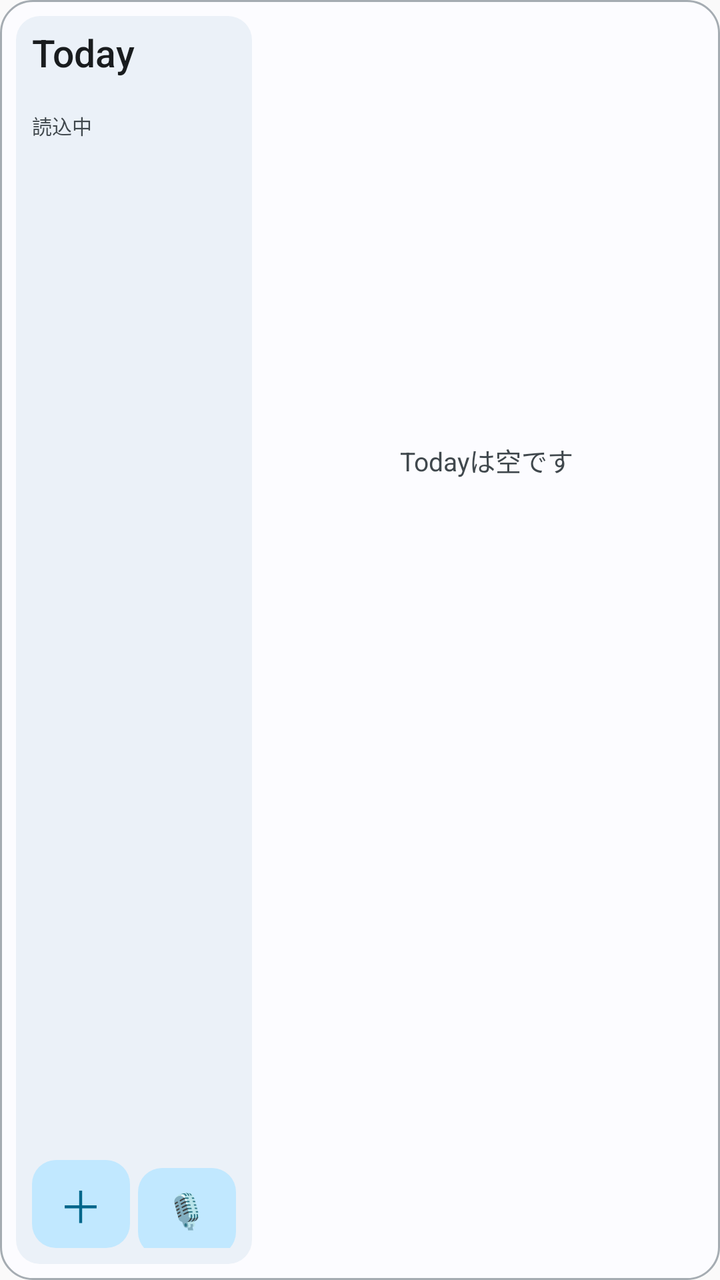
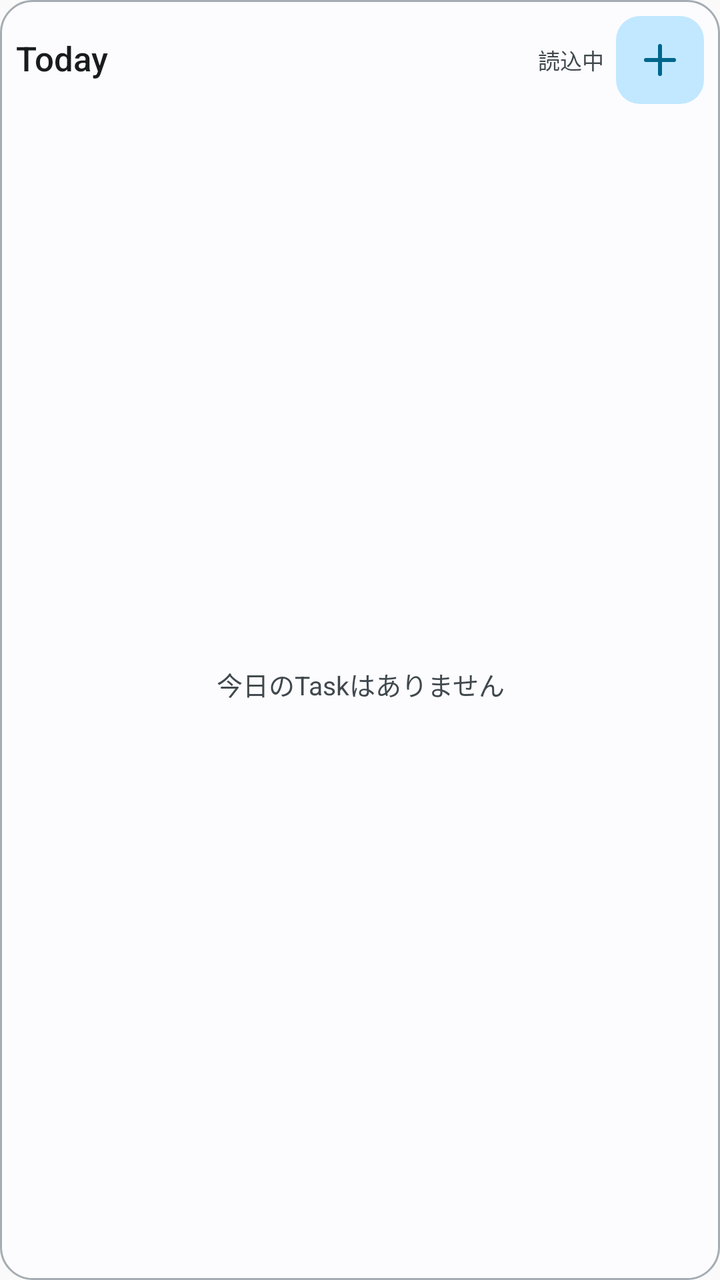

Compare the two renders of this Android layout. The source of the first and the diff that turns it into the second are given below.
<!-- AndroidManifest.xml: application theme Theme.TaskenCompanion -->
<!-- res/layout/tasken_today_widget_wide.xml -->
<?xml version="1.0" encoding="utf-8"?>
<LinearLayout xmlns:android="http://schemas.android.com/apk/res/android"
    android:layout_width="match_parent"
    android:layout_height="match_parent"
    android:background="@drawable/tasken_widget_background"
    android:orientation="horizontal"
    android:padding="8dp">

    <LinearLayout
        android:id="@+id/widget_header"
        android:layout_width="118dp"
        android:layout_height="match_parent"
        android:background="@drawable/tasken_widget_panel_background"
        android:orientation="vertical"
        android:padding="8dp">

        <TextView
            android:id="@+id/widget_open_today"
            android:layout_width="match_parent"
            android:layout_height="wrap_content"
            android:fontFamily="sans-serif-medium"
            android:includeFontPadding="false"
            android:text="Today"
            android:textColor="@color/tasken_widget_on_surface"
            android:textSize="19sp" />

        <TextView
            android:id="@+id/widget_count"
            android:layout_width="match_parent"
            android:layout_height="wrap_content"
            android:layout_marginTop="2dp"
            android:includeFontPadding="false"
            android:textColor="@color/tasken_widget_on_surface_variant"
            android:textSize="11sp" />

        <TextView
            android:id="@+id/widget_status"
            android:layout_width="match_parent"
            android:layout_height="0dp"
            android:layout_marginTop="2dp"
            android:layout_weight="1"
            android:ellipsize="end"
            android:includeFontPadding="false"
            android:maxLines="2"
            android:text="読込中"
            android:textColor="@color/tasken_widget_on_surface_variant"
            android:textSize="10sp" />

        <LinearLayout
            android:layout_width="match_parent"
            android:layout_height="44dp"
            android:orientation="horizontal">

            <TextView
                android:id="@+id/widget_add"
                android:layout_width="0dp"
                android:layout_height="44dp"
                android:layout_marginEnd="2dp"
                android:layout_weight="1"
                android:background="@drawable/tasken_widget_action_background"
                android:contentDescription="Taskを追加"
                android:gravity="center"
                android:includeFontPadding="false"
                android:text="＋"
                android:textColor="@color/tasken_widget_primary"
                android:textSize="22sp" />

            <TextView
                android:id="@+id/widget_voice"
                android:layout_width="0dp"
                android:layout_height="44dp"
                android:layout_marginStart="2dp"
                android:layout_weight="1"
                android:background="@drawable/tasken_widget_action_background"
                android:contentDescription="音声でTaskを追加"
                android:gravity="center"
                android:includeFontPadding="false"
                android:text="🎙"
                android:textColor="@color/tasken_widget_primary"
                android:textSize="17sp" />
        </LinearLayout>
    </LinearLayout>

    <LinearLayout
        android:layout_width="0dp"
        android:layout_height="match_parent"
        android:layout_marginStart="8dp"
        android:layout_weight="1"
        android:gravity="center_vertical"
        android:orientation="vertical">

        <TextView
            android:id="@+id/widget_empty"
            android:layout_width="match_parent"
            android:layout_height="0dp"
            android:layout_weight="1"
            android:gravity="center"
            android:includeFontPadding="false"
            android:text="Todayは空です"
            android:textColor="@color/tasken_widget_on_surface_variant"
            android:textSize="13sp" />

        <LinearLayout android:id="@+id/widget_task_1" android:layout_width="match_parent" android:layout_height="30dp" android:gravity="center_vertical" android:orientation="horizontal">
            <TextView android:id="@+id/widget_task_1_button" android:layout_width="28dp" android:layout_height="28dp" android:contentDescription="Taskの状態を切り替え" android:gravity="center" android:includeFontPadding="false" android:textColor="@color/tasken_widget_primary" android:textSize="16sp" />
            <TextView android:id="@+id/widget_task_1_title" android:layout_width="0dp" android:layout_height="match_parent" android:layout_weight="1" android:ellipsize="end" android:gravity="center_vertical" android:includeFontPadding="false" android:maxLines="1" android:textColor="@color/tasken_widget_on_surface" android:textSize="13sp" />
        </LinearLayout>

        <LinearLayout android:id="@+id/widget_task_2" android:layout_width="match_parent" android:layout_height="30dp" android:gravity="center_vertical" android:orientation="horizontal">
            <TextView android:id="@+id/widget_task_2_button" android:layout_width="28dp" android:layout_height="28dp" android:contentDescription="Taskの状態を切り替え" android:gravity="center" android:includeFontPadding="false" android:textColor="@color/tasken_widget_primary" android:textSize="16sp" />
            <TextView android:id="@+id/widget_task_2_title" android:layout_width="0dp" android:layout_height="match_parent" android:layout_weight="1" android:ellipsize="end" android:gravity="center_vertical" android:includeFontPadding="false" android:maxLines="1" android:textColor="@color/tasken_widget_on_surface" android:textSize="13sp" />
        </LinearLayout>

        <LinearLayout android:id="@+id/widget_task_3" android:layout_width="match_parent" android:layout_height="30dp" android:gravity="center_vertical" android:orientation="horizontal">
            <TextView android:id="@+id/widget_task_3_button" android:layout_width="28dp" android:layout_height="28dp" android:contentDescription="Taskの状態を切り替え" android:gravity="center" android:includeFontPadding="false" android:textColor="@color/tasken_widget_primary" android:textSize="16sp" />
            <TextView android:id="@+id/widget_task_3_title" android:layout_width="0dp" android:layout_height="match_parent" android:layout_weight="1" android:ellipsize="end" android:gravity="center_vertical" android:includeFontPadding="false" android:maxLines="1" android:textColor="@color/tasken_widget_on_surface" android:textSize="13sp" />
        </LinearLayout>

        <LinearLayout android:id="@+id/widget_task_4" android:layout_width="match_parent" android:layout_height="30dp" android:gravity="center_vertical" android:orientation="horizontal">
            <TextView android:id="@+id/widget_task_4_button" android:layout_width="28dp" android:layout_height="28dp" android:contentDescription="Taskの状態を切り替え" android:gravity="center" android:includeFontPadding="false" android:textColor="@color/tasken_widget_primary" android:textSize="16sp" />
            <TextView android:id="@+id/widget_task_4_title" android:layout_width="0dp" android:layout_height="match_parent" android:layout_weight="1" android:ellipsize="end" android:gravity="center_vertical" android:includeFontPadding="false" android:maxLines="1" android:textColor="@color/tasken_widget_on_surface" android:textSize="13sp" />
        </LinearLayout>

        <LinearLayout android:id="@+id/widget_task_5" android:layout_width="match_parent" android:layout_height="30dp" android:gravity="center_vertical" android:orientation="horizontal">
            <TextView android:id="@+id/widget_task_5_button" android:layout_width="28dp" android:layout_height="28dp" android:contentDescription="Taskの状態を切り替え" android:gravity="center" android:includeFontPadding="false" android:textColor="@color/tasken_widget_primary" android:textSize="16sp" />
            <TextView android:id="@+id/widget_task_5_title" android:layout_width="0dp" android:layout_height="match_parent" android:layout_weight="1" android:ellipsize="end" android:gravity="center_vertical" android:includeFontPadding="false" android:maxLines="1" android:textColor="@color/tasken_widget_on_surface" android:textSize="13sp" />
        </LinearLayout>

        <LinearLayout android:id="@+id/widget_task_6" android:layout_width="match_parent" android:layout_height="30dp" android:gravity="center_vertical" android:orientation="horizontal">
            <TextView android:id="@+id/widget_task_6_button" android:layout_width="28dp" android:layout_height="28dp" android:contentDescription="Taskの状態を切り替え" android:gravity="center" android:includeFontPadding="false" android:textColor="@color/tasken_widget_primary" android:textSize="16sp" />
            <TextView android:id="@+id/widget_task_6_title" android:layout_width="0dp" android:layout_height="match_parent" android:layout_weight="1" android:ellipsize="end" android:gravity="center_vertical" android:includeFontPadding="false" android:maxLines="1" android:textColor="@color/tasken_widget_on_surface" android:textSize="13sp" />
        </LinearLayout>
    </LinearLayout>
</LinearLayout>
<!-- resources referenced by this layout -->
<resources>
  <color name="tasken_widget_on_surface">#2B2021</color>
  <color name="tasken_widget_on_surface_variant">#74676A</color>
  <color name="tasken_widget_primary">#8A2F3B</color>
  <!-- drawable tasken_widget_action_background (drawable) -->
  <?xml version="1.0" encoding="utf-8"?>
  <shape xmlns:android="http://schemas.android.com/apk/res/android" android:shape="rectangle">
      <solid android:color="@color/tasken_widget_primary_container" />
      <corners android:radius="12dp" />
  </shape>
  <!-- drawable tasken_widget_background (drawable) -->
  <?xml version="1.0" encoding="utf-8"?>
  <shape xmlns:android="http://schemas.android.com/apk/res/android" android:shape="rectangle">
      <solid android:color="@color/tasken_widget_surface" />
      <corners android:radius="16dp" />
      <stroke android:width="1dp" android:color="@color/tasken_widget_outline" />
  </shape>
  <!-- drawable tasken_widget_panel_background (drawable) -->
  <?xml version="1.0" encoding="utf-8"?>
  <shape xmlns:android="http://schemas.android.com/apk/res/android" android:shape="rectangle">
      <solid android:color="@color/tasken_widget_surface_variant" />
      <corners android:radius="12dp" />
  </shape>
  <style name="Theme.TaskenCompanion" parent="android:style/Theme.Material.Light.NoActionBar" />
  <color name="tasken_widget_primary_container">#F7D9DE</color>
  <color name="tasken_widget_surface">#FFF9F2</color>
  <color name="tasken_widget_outline">#E8DCDD</color>
  <color name="tasken_widget_surface_variant">#F7EBEC</color>
</resources>

<!-- the commit's change to res/layout/tasken_today_widget_wide.xml (unified diff, before → after) -->
@@ -3,131 +3,102 @@
     android:layout_width="match_parent"
     android:layout_height="match_parent"
     android:background="@drawable/tasken_widget_background"
-    android:orientation="horizontal"
+    android:orientation="vertical"
     android:padding="8dp">
 
     <LinearLayout
         android:id="@+id/widget_header"
-        android:layout_width="118dp"
-        android:layout_height="match_parent"
-        android:background="@drawable/tasken_widget_panel_background"
-        android:orientation="vertical"
-        android:padding="8dp">
+        android:layout_width="match_parent"
+        android:layout_height="44dp"
+        android:gravity="center_vertical"
+        android:orientation="horizontal">
 
         <TextView
             android:id="@+id/widget_open_today"
-            android:layout_width="match_parent"
-            android:layout_height="wrap_content"
+            android:layout_width="wrap_content"
+            android:layout_height="match_parent"
             android:fontFamily="sans-serif-medium"
+            android:gravity="center_vertical"
             android:includeFontPadding="false"
             android:text="Today"
             android:textColor="@color/tasken_widget_on_surface"
-            android:textSize="19sp" />
+            android:textSize="17sp" />
 
         <TextView
             android:id="@+id/widget_count"
-            android:layout_width="match_parent"
-            android:layout_height="wrap_content"
-            android:layout_marginTop="2dp"
+            android:layout_width="0dp"
+            android:layout_height="match_parent"
+            android:layout_marginStart="8dp"
+            android:layout_weight="1"
+            android:gravity="center_vertical"
             android:includeFontPadding="false"
             android:textColor="@color/tasken_widget_on_surface_variant"
             android:textSize="11sp" />
 
         <TextView
             android:id="@+id/widget_status"
-            android:layout_width="match_parent"
-            android:layout_height="0dp"
-            android:layout_marginTop="2dp"
+            android:layout_width="0dp"
+            android:layout_height="match_parent"
             android:layout_weight="1"
             android:ellipsize="end"
+            android:gravity="center_vertical|end"
             android:includeFontPadding="false"
-            android:maxLines="2"
+            android:maxLines="1"
             android:text="読込中"
             android:textColor="@color/tasken_widget_on_surface_variant"
-            android:textSize="10sp" />
+            android:textSize="11sp" />
 
-        <LinearLayout
-            android:layout_width="match_parent"
+        <ImageView
+            android:id="@+id/widget_add"
+            android:layout_width="44dp"
             android:layout_height="44dp"
-            android:orientation="horizontal">
-
-            <TextView
-                android:id="@+id/widget_add"
-                android:layout_width="0dp"
-                android:layout_height="44dp"
-                android:layout_marginEnd="2dp"
-                android:layout_weight="1"
-                android:background="@drawable/tasken_widget_action_background"
-                android:contentDescription="Taskを追加"
-                android:gravity="center"
-                android:includeFontPadding="false"
-                android:text="＋"
-                android:textColor="@color/tasken_widget_primary"
-                android:textSize="22sp" />
-
-            <TextView
-                android:id="@+id/widget_voice"
-                android:layout_width="0dp"
-                android:layout_height="44dp"
-                android:layout_marginStart="2dp"
-                android:layout_weight="1"
-                android:background="@drawable/tasken_widget_action_background"
-                android:contentDescription="音声でTaskを追加"
-                android:gravity="center"
-                android:includeFontPadding="false"
-                android:text="🎙"
-                android:textColor="@color/tasken_widget_primary"
-                android:textSize="17sp" />
-        </LinearLayout>
+            android:layout_marginStart="6dp"
+            android:background="@drawable/tasken_widget_action_background"
+            android:contentDescription="Taskを追加"
+            android:padding="10dp"
+            android:scaleType="centerInside"
+            android:src="@drawable/ic_tabler_plus"
+            android:tint="@color/tasken_widget_primary" />
     </LinearLayout>
 
-    <LinearLayout
-        android:layout_width="0dp"
-        android:layout_height="match_parent"
-        android:layout_marginStart="8dp"
+    <TextView
+        android:id="@+id/widget_empty"
+        android:layout_width="match_parent"
+        android:layout_height="0dp"
         android:layout_weight="1"
-        android:gravity="center_vertical"
-        android:orientation="vertical">
+        android:gravity="center"
+        android:includeFontPadding="false"
+        android:text="今日のTaskはありません"
+        android:textColor="@color/tasken_widget_on_surface_variant"
+        android:textSize="13sp" />
 
-        <TextView
-            android:id="@+id/widget_empty"
-            android:layout_width="match_parent"
-            android:layout_height="0dp"
-            android:layout_weight="1"
-            android:gravity="center"
-            android:includeFontPadding="false"
-            android:text="Todayは空です"
-            android:textColor="@color/tasken_widget_on_surface_variant"
-            android:textSize="13sp" />
+    <LinearLayout android:id="@+id/widget_task_1" android:layout_width="match_parent" android:layout_height="44dp" android:gravity="center_vertical" android:orientation="horizontal" android:visibility="gone">
+        <ImageView android:id="@+id/widget_task_1_button" android:layout_width="44dp" android:layout_height="44dp" android:contentDescription="Taskの状態を切り替え" android:padding="10dp" android:scaleType="centerInside" android:src="@drawable/ic_tabler_circle" android:tint="@color/tasken_widget_primary" />
+        <TextView android:id="@+id/widget_task_1_title" android:layout_width="0dp" android:layout_height="match_parent" android:layout_weight="1" android:ellipsize="end" android:gravity="center_vertical" android:includeFontPadding="false" android:maxLines="1" android:textColor="@color/tasken_widget_on_surface" android:textSize="13sp" />
+    </LinearLayout>
 
-        <LinearLayout android:id="@+id/widget_task_1" android:layout_width="match_parent" android:layout_height="30dp" android:gravity="center_vertical" android:orientation="horizontal">
-            <TextView android:id="@+id/widget_task_1_button" android:layout_width="28dp" android:layout_height="28dp" android:contentDescription="Taskの状態を切り替え" android:gravity="center" android:includeFontPadding="false" android:textColor="@color/tasken_widget_primary" android:textSize="16sp" />
-            <TextView android:id="@+id/widget_task_1_title" android:layout_width="0dp" android:layout_height="match_parent" android:layout_weight="1" android:ellipsize="end" android:gravity="center_vertical" android:includeFontPadding="false" android:maxLines="1" android:textColor="@color/tasken_widget_on_surface" android:textSize="13sp" />
-        </LinearLayout>
+    <LinearLayout android:id="@+id/widget_task_2" android:layout_width="match_parent" android:layout_height="44dp" android:gravity="center_vertical" android:orientation="horizontal" android:visibility="gone">
+        <ImageView android:id="@+id/widget_task_2_button" android:layout_width="44dp" android:layout_height="44dp" android:contentDescription="Taskの状態を切り替え" android:padding="10dp" android:scaleType="centerInside" android:src="@drawable/ic_tabler_circle" android:tint="@color/tasken_widget_primary" />
+        <TextView android:id="@+id/widget_task_2_title" android:layout_width="0dp" android:layout_height="match_parent" android:layout_weight="1" android:ellipsize="end" android:gravity="center_vertical" android:includeFontPadding="false" android:maxLines="1" android:textColor="@color/tasken_widget_on_surface" android:textSize="13sp" />
+    </LinearLayout>
 
-        <LinearLayout android:id="@+id/widget_task_2" android:layout_width="match_parent" android:layout_height="30dp" android:gravity="center_vertical" android:orientation="horizontal">
-            <TextView android:id="@+id/widget_task_2_button" android:layout_width="28dp" android:layout_height="28dp" android:contentDescription="Taskの状態を切り替え" android:gravity="center" android:includeFontPadding="false" android:textColor="@color/tasken_widget_primary" android:textSize="16sp" />
-            <TextView android:id="@+id/widget_task_2_title" android:layout_width="0dp" android:layout_height="match_parent" android:layout_weight="1" android:ellipsize="end" android:gravity="center_vertical" android:includeFontPadding="false" android:maxLines="1" android:textColor="@color/tasken_widget_on_surface" android:textSize="13sp" />
-        </LinearLayout>
+    <LinearLayout android:id="@+id/widget_task_3" android:layout_width="match_parent" android:layout_height="44dp" android:gravity="center_vertical" android:orientation="horizontal" android:visibility="gone">
+        <ImageView android:id="@+id/widget_task_3_button" android:layout_width="44dp" android:layout_height="44dp" android:contentDescription="Taskの状態を切り替え" android:padding="10dp" android:scaleType="centerInside" android:src="@drawable/ic_tabler_circle" android:tint="@color/tasken_widget_primary" />
+        <TextView android:id="@+id/widget_task_3_title" android:layout_width="0dp" android:layout_height="match_parent" android:layout_weight="1" android:ellipsize="end" android:gravity="center_vertical" android:includeFontPadding="false" android:maxLines="1" android:textColor="@color/tasken_widget_on_surface" android:textSize="13sp" />
+    </LinearLayout>
 
-        <LinearLayout android:id="@+id/widget_task_3" android:layout_width="match_parent" android:layout_height="30dp" android:gravity="center_vertical" android:orientation="horizontal">
-            <TextView android:id="@+id/widget_task_3_button" android:layout_width="28dp" android:layout_height="28dp" android:contentDescription="Taskの状態を切り替え" android:gravity="center" android:includeFontPadding="false" android:textColor="@color/tasken_widget_primary" android:textSize="16sp" />
-            <TextView android:id="@+id/widget_task_3_title" android:layout_width="0dp" android:layout_height="match_parent" android:layout_weight="1" android:ellipsize="end" android:gravity="center_vertical" android:includeFontPadding="false" android:maxLines="1" android:textColor="@color/tasken_widget_on_surface" android:textSize="13sp" />
-        </LinearLayout>
+    <LinearLayout android:id="@+id/widget_task_4" android:layout_width="match_parent" android:layout_height="44dp" android:gravity="center_vertical" android:orientation="horizontal" android:visibility="gone">
+        <ImageView android:id="@+id/widget_task_4_button" android:layout_width="44dp" android:layout_height="44dp" android:contentDescription="Taskの状態を切り替え" android:padding="10dp" android:scaleType="centerInside" android:src="@drawable/ic_tabler_circle" android:tint="@color/tasken_widget_primary" />
+        <TextView android:id="@+id/widget_task_4_title" android:layout_width="0dp" android:layout_height="match_parent" android:layout_weight="1" android:ellipsize="end" android:gravity="center_vertical" android:includeFontPadding="false" android:maxLines="1" android:textColor="@color/tasken_widget_on_surface" android:textSize="13sp" />
+    </LinearLayout>
 
-        <LinearLayout android:id="@+id/widget_task_4" android:layout_width="match_parent" android:layout_height="30dp" android:gravity="center_vertical" android:orientation="horizontal">
-            <TextView android:id="@+id/widget_task_4_button" android:layout_width="28dp" android:layout_height="28dp" android:contentDescription="Taskの状態を切り替え" android:gravity="center" android:includeFontPadding="false" android:textColor="@color/tasken_widget_primary" android:textSize="16sp" />
-            <TextView android:id="@+id/widget_task_4_title" android:layout_width="0dp" android:layout_height="match_parent" android:layout_weight="1" android:ellipsize="end" android:gravity="center_vertical" android:includeFontPadding="false" android:maxLines="1" android:textColor="@color/tasken_widget_on_surface" android:textSize="13sp" />
-        </LinearLayout>
+    <LinearLayout android:id="@+id/widget_task_5" android:layout_width="match_parent" android:layout_height="44dp" android:gravity="center_vertical" android:orientation="horizontal" android:visibility="gone">
+        <ImageView android:id="@+id/widget_task_5_button" android:layout_width="44dp" android:layout_height="44dp" android:contentDescription="Taskの状態を切り替え" android:padding="10dp" android:scaleType="centerInside" android:src="@drawable/ic_tabler_circle" android:tint="@color/tasken_widget_primary" />
+        <TextView android:id="@+id/widget_task_5_title" android:layout_width="0dp" android:layout_height="match_parent" android:layout_weight="1" android:ellipsize="end" android:gravity="center_vertical" android:includeFontPadding="false" android:maxLines="1" android:textColor="@color/tasken_widget_on_surface" android:textSize="13sp" />
+    </LinearLayout>
 
-        <LinearLayout android:id="@+id/widget_task_5" android:layout_width="match_parent" android:layout_height="30dp" android:gravity="center_vertical" android:orientation="horizontal">
-            <TextView android:id="@+id/widget_task_5_button" android:layout_width="28dp" android:layout_height="28dp" android:contentDescription="Taskの状態を切り替え" android:gravity="center" android:includeFontPadding="false" android:textColor="@color/tasken_widget_primary" android:textSize="16sp" />
-            <TextView android:id="@+id/widget_task_5_title" android:layout_width="0dp" android:layout_height="match_parent" android:layout_weight="1" android:ellipsize="end" android:gravity="center_vertical" android:includeFontPadding="false" android:maxLines="1" android:textColor="@color/tasken_widget_on_surface" android:textSize="13sp" />
-        </LinearLayout>
-
-        <LinearLayout android:id="@+id/widget_task_6" android:layout_width="match_parent" android:layout_height="30dp" android:gravity="center_vertical" android:orientation="horizontal">
-            <TextView android:id="@+id/widget_task_6_button" android:layout_width="28dp" android:layout_height="28dp" android:contentDescription="Taskの状態を切り替え" android:gravity="center" android:includeFontPadding="false" android:textColor="@color/tasken_widget_primary" android:textSize="16sp" />
-            <TextView android:id="@+id/widget_task_6_title" android:layout_width="0dp" android:layout_height="match_parent" android:layout_weight="1" android:ellipsize="end" android:gravity="center_vertical" android:includeFontPadding="false" android:maxLines="1" android:textColor="@color/tasken_widget_on_surface" android:textSize="13sp" />
-        </LinearLayout>
+    <LinearLayout android:id="@+id/widget_task_6" android:layout_width="match_parent" android:layout_height="44dp" android:gravity="center_vertical" android:orientation="horizontal" android:visibility="gone">
+        <ImageView android:id="@+id/widget_task_6_button" android:layout_width="44dp" android:layout_height="44dp" android:contentDescription="Taskの状態を切り替え" android:padding="10dp" android:scaleType="centerInside" android:src="@drawable/ic_tabler_circle" android:tint="@color/tasken_widget_primary" />
+        <TextView android:id="@+id/widget_task_6_title" android:layout_width="0dp" android:layout_height="match_parent" android:layout_weight="1" android:ellipsize="end" android:gravity="center_vertical" android:includeFontPadding="false" android:maxLines="1" android:textColor="@color/tasken_widget_on_surface" android:textSize="13sp" />
     </LinearLayout>
 </LinearLayout>
<!-- resource entries referenced after the edit -->
@@ -3,6 +3,36 @@
   <color name="tasken_widget_on_surface">#2B2021</color>
   <color name="tasken_widget_on_surface_variant">#74676A</color>
   <color name="tasken_widget_primary">#8A2F3B</color>
+  <!-- drawable ic_tabler_circle (drawable) -->
+  <?xml version="1.0" encoding="utf-8"?>
+  <vector xmlns:android="http://schemas.android.com/apk/res/android"
+      android:width="24dp"
+      android:height="24dp"
+      android:viewportWidth="24"
+      android:viewportHeight="24">
+      <path
+          android:fillColor="@android:color/transparent"
+          android:pathData="M3,12a9,9 0,1 0,18,0a9,9 0,1 0,-18,0"
+          android:strokeColor="#FF000000"
+          android:strokeLineCap="round"
+          android:strokeLineJoin="round"
+          android:strokeWidth="2" />
+  </vector>
+  <!-- drawable ic_tabler_plus (drawable) -->
+  <?xml version="1.0" encoding="utf-8"?>
+  <vector xmlns:android="http://schemas.android.com/apk/res/android"
+      android:width="24dp"
+      android:height="24dp"
+      android:viewportWidth="24"
+      android:viewportHeight="24">
+      <path
+          android:fillColor="@android:color/transparent"
+          android:pathData="M12,5v14M5,12h14"
+          android:strokeColor="#FF000000"
+          android:strokeLineCap="round"
+          android:strokeLineJoin="round"
+          android:strokeWidth="2" />
+  </vector>
   <!-- drawable tasken_widget_action_background (drawable) -->
   <?xml version="1.0" encoding="utf-8"?>
   <shape xmlns:android="http://schemas.android.com/apk/res/android" android:shape="rectangle">
@@ -16,16 +46,9 @@
       <corners android:radius="16dp" />
       <stroke android:width="1dp" android:color="@color/tasken_widget_outline" />
   </shape>
-  <!-- drawable tasken_widget_panel_background (drawable) -->
-  <?xml version="1.0" encoding="utf-8"?>
-  <shape xmlns:android="http://schemas.android.com/apk/res/android" android:shape="rectangle">
-      <solid android:color="@color/tasken_widget_surface_variant" />
-      <corners android:radius="12dp" />
-  </shape>
   <style name="Theme.TaskenCompanion" parent="android:style/Theme.Material.Light.NoActionBar" />
   <color name="tasken_widget_primary_container">#F7D9DE</color>
   <color name="tasken_widget_surface">#FFF9F2</color>
   <color name="tasken_widget_outline">#E8DCDD</color>
-  <color name="tasken_widget_surface_variant">#F7EBEC</color>
 </resources>
 
